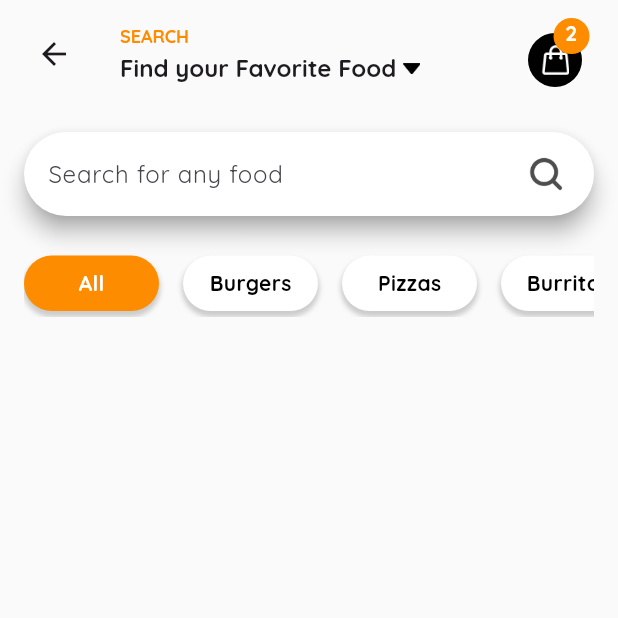
After one commit to Miki0035/flutter_food_delivery_app, a Flutter app: the FSearchView screen opened directly, on a phone screen of 412 x 824 dp, the top half of it. The commit adds this screen. Run offline on Flutter 3.47's test engine with Material 3 defaults, Android fonts, the phone set to English and light mode, and no system bars; our stand-ins replace appwrite.

Commit message:
finished category list and search bar

```diff
--- /dev/null
+++ b/lib/common/data/models/seach_menu_category_model.dart
@@ -0,0 +1,6 @@
+class FSearchMenuCategory {
+  final String name;
+  final String description;
+
+  FSearchMenuCategory({required this.name, required this.description});
+}
--- /dev/null
+++ b/lib/features/search/providers/search_provider.dart
@@ -0,0 +1,38 @@
+import 'package:flutter/material.dart';
+import 'package:food_delivery_app/common/data/models/seach_menu_category_model.dart';
+
+class FSearchProvider extends ChangeNotifier {
+  final controller = TextEditingController();
+  int selectedIndex = 0;
+
+  final List<FSearchMenuCategory> categories = [
+    FSearchMenuCategory(name: "All", description: ""),
+    FSearchMenuCategory(name: "Burgers", description: "Juciy grilled burgers"),
+    FSearchMenuCategory(
+      name: "Pizzas",
+      description: "Oven-baked cheesy pizzas",
+    ),
+    FSearchMenuCategory(
+      name: "Burritos",
+      description: "Rolled Mexican delights",
+    ),
+    FSearchMenuCategory(
+      name: "Sandwiches",
+      description: "Stacked and stuffed sandwiches",
+    ),
+    FSearchMenuCategory(
+      name: "Wraps",
+      description: "Rolled up wraps packed with flavor",
+    ),
+    FSearchMenuCategory(
+      name: "Bowls",
+      description: "Balanced rice and protein bowls",
+    ),
+  ];
+
+
+  void changeIndex(int index) {
+    selectedIndex = index;
+    notifyListeners();
+  }
+}
--- a/lib/features/search/screens/search_screen.dart
+++ b/lib/features/search/screens/search_screen.dart
@@ -1,41 +1,16 @@
 import 'package:flutter/material.dart';
-import 'package:food_delivery_app/common/widgets/appbar_tile_with_subtitle.dart';
-import 'package:food_delivery_app/common/widgets/sliver_app_bar.dart';
-import 'package:food_delivery_app/common/widgets/stacked_container_with_notification_count.dart';
-import 'package:food_delivery_app/utilis/constants/images.dart';
-import 'package:food_delivery_app/utilis/constants/sizes.dart';
+import 'package:food_delivery_app/features/search/providers/search_provider.dart';
+import 'package:food_delivery_app/features/search/screens/widgets/search_view.dart';
+import 'package:provider/provider.dart';
 
 class SearchScreen extends StatelessWidget {
   const SearchScreen({super.key});
 
   @override
   Widget build(BuildContext context) {
-    return const Scaffold(
-      body: CustomScrollView(
-        slivers: [
-          FSliverAppBar(
-            title: FAppBarTitleWithSubtitle(
-              title: "Search",
-              subtitle: "Find your Favorite Food",
-              showDownArrow: true,
-            ),
-            actions: [
-              Padding(
-                padding: EdgeInsets.only(
-                  top: FSize.normalSpace,
-                  right: FSize.defaultSpace,
-                ),
-                child: FStackedContainerWithNotificationCount(
-                  notificationCount: 2,
-                  backgroundColor: Colors.black,
-                  iconColor: Colors.white,
-                  image: FImage.bag,
-                ),
-              ),
-            ],
-          ),
-        ],
-      ),
+    return ChangeNotifierProvider(
+      create: (context) => FSearchProvider(),
+      child: FSearchView(),
     );
   }
 }
--- /dev/null
+++ b/lib/features/search/screens/widgets/search_bar.dart
@@ -0,0 +1,28 @@
+import 'package:flutter/material.dart';
+import 'package:food_delivery_app/common/widgets/buttons/image_as_icon_button.dart';
+import 'package:food_delivery_app/utilis/constants/images.dart';
+import 'package:food_delivery_app/utilis/constants/sizes.dart';
+
+class FSearchBar extends StatelessWidget {
+  final TextEditingController controller;
+
+  const FSearchBar({super.key, required this.controller});
+
+  @override
+  Widget build(BuildContext context) {
+    return SearchBar(
+      controller: controller,
+      backgroundColor: WidgetStatePropertyAll(Colors.white),
+      shadowColor: WidgetStatePropertyAll(Colors.grey),
+
+      shape: WidgetStatePropertyAll(
+        RoundedRectangleBorder(borderRadius: BorderRadius.circular(50.0)),
+      ),
+      hintText: "Search for any food",
+      hintStyle: WidgetStatePropertyAll(
+        TextStyle(fontWeight: FontWeight.w500, fontSize: FSize.fontSizeLg),
+      ),
+      trailing: [FImageAsIconButton(image: FImage.search)],
+    );
+  }
+}
--- /dev/null
+++ b/lib/features/search/screens/widgets/search_view.dart
@@ -0,0 +1,110 @@
+import 'package:flutter/material.dart';
+import 'package:food_delivery_app/common/widgets/appbar_tile_with_subtitle.dart';
+import 'package:food_delivery_app/common/widgets/sliver_app_bar.dart';
+import 'package:food_delivery_app/common/widgets/stacked_container_with_notification_count.dart';
+import 'package:food_delivery_app/features/search/providers/search_provider.dart';
+import 'package:food_delivery_app/features/search/screens/widgets/search_bar.dart';
+import 'package:food_delivery_app/utilis/constants/colors.dart';
+import 'package:food_delivery_app/utilis/constants/images.dart';
+import 'package:food_delivery_app/utilis/constants/sizes.dart';
+import 'package:provider/provider.dart';
+
+class FSearchView extends StatelessWidget {
+  const FSearchView({super.key});
+
+  @override
+  Widget build(BuildContext context) {
+    return Scaffold(
+      body: Consumer<FSearchProvider>(
+        builder:
+            (context, provider, child) => CustomScrollView(
+              slivers: [
+                FSliverAppBar(
+                  title: FAppBarTitleWithSubtitle(
+                    title: "Search",
+                    subtitle: "Find your Favorite Food",
+                    showDownArrow: true,
+                  ),
+                  actions: [
+                    Padding(
+                      padding: EdgeInsets.only(
+                        top: FSize.normalSpace,
+                        right: FSize.defaultSpace,
+                      ),
+                      child: FStackedContainerWithNotificationCount(
+                        notificationCount: 2,
+                        backgroundColor: Colors.black,
+                        iconColor: Colors.white,
+                        image: FImage.bag,
+                      ),
+                    ),
+                  ],
+                ),
+                SliverPadding(
+                  padding: EdgeInsets.all(FSize.defaultSpace),
+                  sliver: SliverToBoxAdapter(
+                    child: Column(
+                      children: [
+                        FSearchBar(controller: provider.controller),
+                        SizedBox(height: FSize.defaultSpace * 1.4),
+                        SizedBox(
+                          height: 45.0,
+                          child: ListView.separated(
+                            scrollDirection: Axis.horizontal,
+                            separatorBuilder:
+                                (context, index) =>
+                                    SizedBox(width: FSize.defaultSpace),
+                            itemCount: provider.categories.length,
+                            itemBuilder:
+                                (context, index) => GestureDetector(
+                                  onTap: () => provider.changeIndex(index),
+                                  child: Container(
+                                    width: 90.0,
+                                    margin: EdgeInsets.symmetric(vertical: 4.0),
+                                    decoration: BoxDecoration(
+                                      borderRadius: BorderRadius.circular(40.0),
+                                      boxShadow: [
+                                        BoxShadow(
+                                          color: Colors.grey.withValues(
+                                            alpha: 0.5,
+                                          ),
+                                          spreadRadius: 1.0,
+                                          blurRadius: 2.0,
+                                          offset: Offset(0, 3),
+                                        ),
+                                      ],
+                                      color:
+                                          index == provider.selectedIndex
+                                              ? FColor.orange
+                                              : Colors.white,
+                                    ),
+                                    child: Center(
+                                      child: Text(
+                                        provider.categories[index].name,
+                                        style: TextStyle(
+                                          color:
+                                              index == provider.selectedIndex
+                                                  ? Colors.white
+                                                  : Colors.black,
+                                          fontWeight: FontWeight.w600,
+                                        ),
+                                      ),
+                                    ),
+                                  ),
+                                ),
+                          ),
+                        ),
+                        SizedBox(height: FSize.defaultSpace * 1.4),
+
+                        // GridView.builder(gridDelegate: gridDelegate, itemBuilder: itemBuilder)
+
+                      ],
+                    ),
+                  ),
+                ),
+              ],
+            ),
+      ),
+    );
+  }
+}
```
Also changed, not shown: lib/features/navigation/bottom_navigation_bar.dart (+4 -3 lines).
